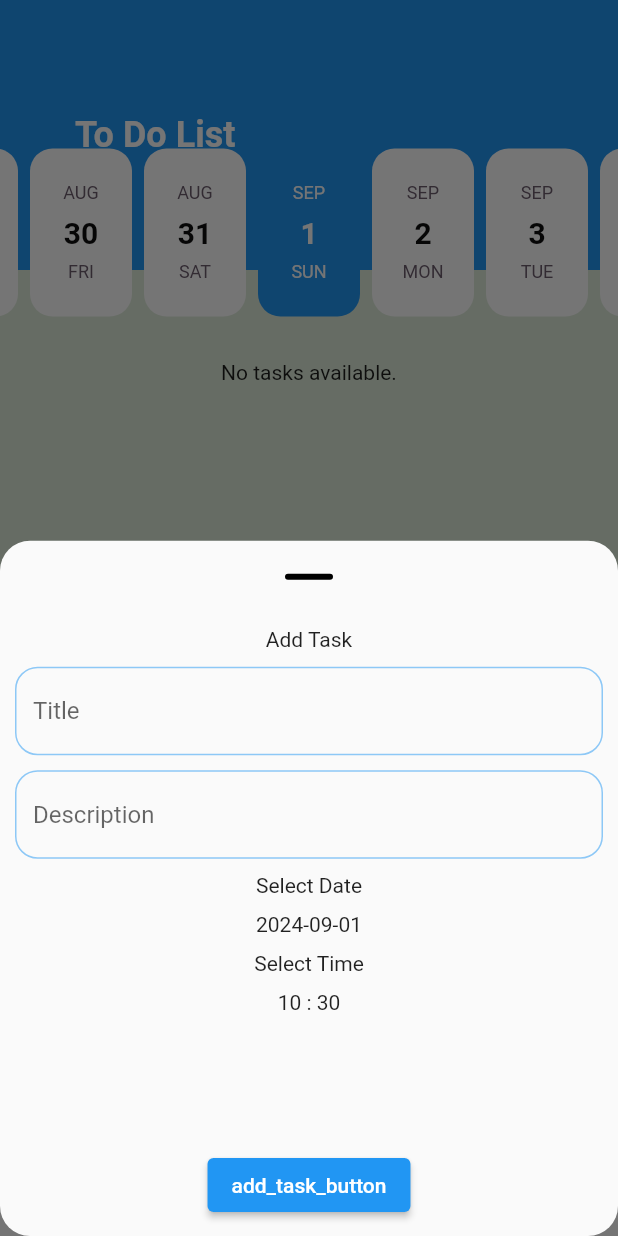
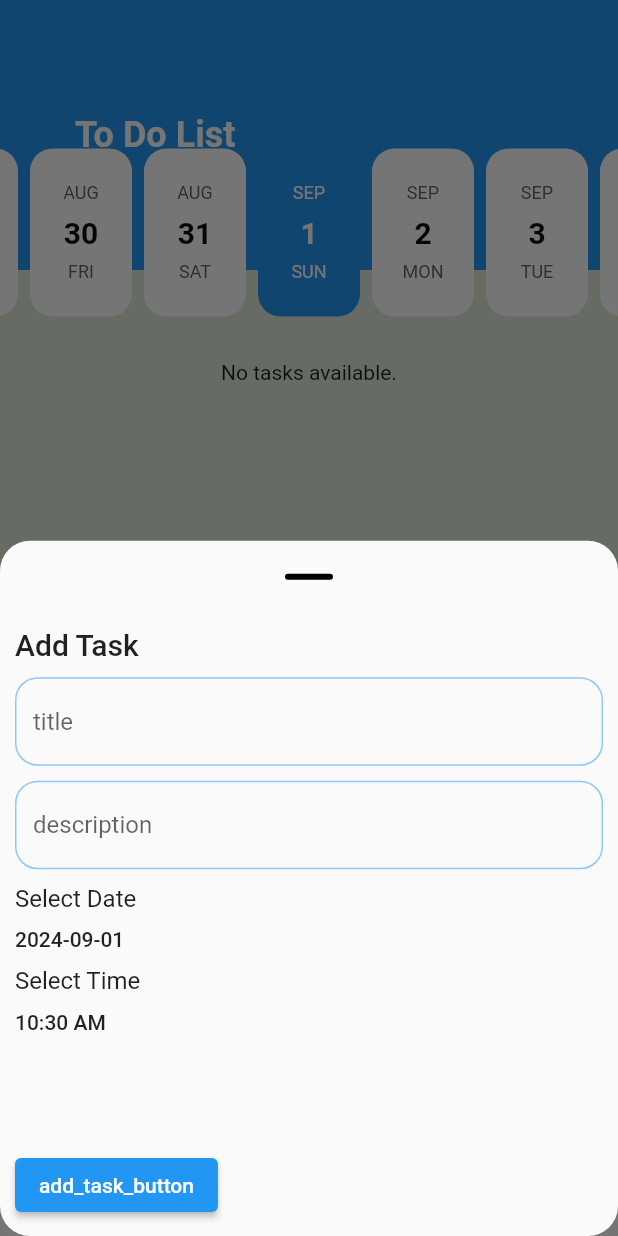
Before and after one commit to YoussefNasserhti/todo, a Flutter app: the LayoutScreen screen opened by its route, after a tap on the "add" icon, on a phone screen of 412 x 824 dp. Run offline on Flutter 3.47's test engine with Material 3 defaults, Android fonts, the phone set to English and light mode, and no system bars; drawn by our look-alikes of easy_date_timeline; our stand-ins replace awesome_snackbar_content, cloud_firestore, easy_localization, firebase_auth, firebase_core, flutter_slidable and 2 more; accounts and stored records are empty; network calls fail.

Commit message:
app edit

```diff
--- a/lib/main.dart
+++ b/lib/main.dart
@@ -24,7 +24,7 @@ void main() async {
     EasyLocalization(
       supportedLocales: [Locale('en'), Locale('ar')],
       path: 'assets/translations',
-      fallbackLocale: Locale('en', 'US'),
+      fallbackLocale: Locale('en'),
       child: const MyApp(),
     ),
   );
--- a/lib/modules/layout/layout.dart
+++ b/lib/modules/layout/layout.dart
@@ -6,37 +6,16 @@ import 'package:easy_localization/easy_localization.dart';
 
 class LayoutScreen extends StatelessWidget {
   static const String routeName = "layoutScreen";
+
   const LayoutScreen({super.key});
 
   @override
   Widget build(BuildContext context) {
     return ChangeNotifierProvider(
       create: (context) => MainProvider()..getUser(),
-      child: Selector<MainProvider, int>(
-        selector: (p0, p1) => p1.selectedIndex,
-        builder: (context, selectedIndex, child) {
-          var provider = Provider.of<MainProvider>(context, listen: false);
-          return Container(
-            // decoration: BoxDecoration(
-            //   gradient:
-            //     LinearGradient(
-            //         begin: Alignment.topCenter,
-            //         end: Alignment.bottomCenter,
-            //         stops: [
-            //           0.0,
-            //           0.2,
-            //           0.2,
-            //           1
-            //         ],
-            //         colors: [
-            //       Colors.blue,
-            //       Colors.blue,
-            //       Colors.white,
-            //       Colors.white,
-            //     ])
-            //
-            // ),
-            child: Scaffold(
+      child: Consumer<MainProvider>(
+        builder: (context, provider, child) {
+          return Scaffold(
             extendBody: true,
             floatingActionButton: FloatingActionButton(
               onPressed: () {
@@ -45,43 +24,45 @@ class LayoutScreen extends StatelessWidget {
                   shape: RoundedRectangleBorder(
                     borderRadius: BorderRadius.circular(20),
                   ),
-                      context: context, builder: (context) {
+                  context: context,
+                  builder: (context) {
                     return ChangeNotifierProvider.value(
                       value: provider,
-                          child: const AddTaskWidget());
-                    },);
+                      child: const AddTaskWidget(),
+                    );
+                  },
+                );
               },
               shape: RoundedRectangleBorder(
                 side: const BorderSide(color: Colors.white, width: 3),
-                      borderRadius: BorderRadius.circular(360)),
-                  child: const Icon(Icons.add)),
-              floatingActionButtonLocation:
-                  FloatingActionButtonLocation.centerDocked,
+                borderRadius: BorderRadius.circular(360),
+              ),
+              child: const Icon(Icons.add),
+            ),
+            floatingActionButtonLocation: FloatingActionButtonLocation.centerDocked,
             bottomNavigationBar: BottomAppBar(
               height: 60,
               shape: const CircularNotchedRectangle(),
               color: Colors.white,
               notchMargin: 10,
-                child: SizedBox(
-                  height: 60,
               child: BottomNavigationBar(
                 onTap: provider.setIndex,
-                    currentIndex: selectedIndex,
+                currentIndex: provider.selectedIndex,
                 backgroundColor: Colors.transparent,
                 elevation: 0,
-                    items: const [
+                items: [
                   BottomNavigationBarItem(
-                          icon: Icon(Icons.menu), label: """
-Tasks"""),
+                    icon: const Icon(Icons.menu),
+                    label: 'tasks'.tr(), // Ensure translation key exists
+                  ),
                   BottomNavigationBarItem(
-                          icon: Icon(Icons.settings), label: '''
-settings''')
+                    icon: const Icon(Icons.settings),
+                    label: 'settings'.tr(), // Ensure translation key exists
+                  ),
                 ],
               ),
             ),
-              ),
-              body: provider.screens[selectedIndex],
-            ),
+            body: provider.screens[provider.selectedIndex],
           );
         },
       ),
--- a/lib/modules/layout/manager/main_provider.dart
+++ b/lib/modules/layout/manager/main_provider.dart
@@ -14,7 +14,8 @@ class MainProvider extends ChangeNotifier {
   DateTime selectedTimeTask = DateTime.now();
   TimeOfDay timeOfDay = TimeOfDay.now();
   List<Widget> screens = [TaskScreen(), SettingsScreen()];
-  List<String> title = ["Tasks".tr(), "Settings".tr()]; // ترجمة العناوين
+  List<String> title = [tr("Tasks"), tr("Settings")]; // ترجمة العناوين
+
   UserModel? user;
 
   TextEditingController titleController = TextEditingController();
@@ -107,12 +108,14 @@ class MainProvider extends ChangeNotifier {
 
   // طرق لضبط اللغة والثيم
   void setLanguage(BuildContext context, String newLanguage) {
+    print('Changing language to: $newLanguage');
     language = newLanguage;
     context.setLocale(Locale(newLanguage)); // تحديث اللغة باستخدام EasyLocalization
     notifyListeners();
   }
 
   void setThemeMode(ThemeMode newMode) {
+    print('Changing theme mode to: $newMode');
     themeMode = newMode;
     notifyListeners();
   }
--- a/lib/modules/layout/pages/task_edit_screen.dart
+++ b/lib/modules/layout/pages/task_edit_screen.dart
@@ -1,7 +1,8 @@
 import 'package:flutter/material.dart';
 import 'package:intl/intl.dart';
 import 'package:todo_4pm/modules/layout/widgets/edit_task_container.dart'; // تأكد من استيراد ملف `EditTaskContainer`
-import 'package:todo_4pm/core/models/task_model.dart'; // تأكد من استيراد ملف `TaskModel`
+import 'package:todo_4pm/core/models/task_model.dart';
+import 'package:easy_localization/easy_localization.dart';// تأكد من استيراد ملف `TaskModel`
 
 class TaskEditScreen extends StatefulWidget {
   final TaskModel task; // تأكد من أن النوع هو TaskModel
--- a/lib/modules/layout/pages/task_screen.dart
+++ b/lib/modules/layout/pages/task_screen.dart
@@ -5,6 +5,7 @@ import 'package:provider/provider.dart';
 import 'package:todo_4pm/core/models/task_model.dart';
 import 'package:todo_4pm/modules/layout/manager/main_provider.dart';
 import 'package:todo_4pm/modules/layout/widgets/task_widget.dart';
+import "package:easy_localization/easy_localization.dart";
 
 class TaskScreen extends StatelessWidget {
   const TaskScreen({super.key});
--- a/lib/modules/layout/widgets/add_task_widget.dart
+++ b/lib/modules/layout/widgets/add_task_widget.dart
@@ -15,11 +15,10 @@ class AddTaskWidget extends StatelessWidget {
         return Container(
           padding: const EdgeInsets.all(10),
           child: Column(
+            crossAxisAlignment: CrossAxisAlignment.start, // Align items to the start
             children: [
-              Text("add_task").tr(), // Translate "Add Task"
-              const SizedBox(
-                height: 10,
-              ),
+              Text("add_task".tr(), style: Theme.of(context).textTheme.headline6), // Translate "Add Task"
+              const SizedBox(height: 10),
               TextField(
                 controller: provider.titleController,
                 decoration: InputDecoration(
@@ -34,9 +33,7 @@ class AddTaskWidget extends StatelessWidget {
                   ),
                 ),
               ),
-              const SizedBox(
-                height: 10,
-              ),
+              const SizedBox(height: 10),
               TextField(
                 controller: provider.descController,
                 decoration: InputDecoration(
@@ -51,13 +48,9 @@ class AddTaskWidget extends StatelessWidget {
                   ),
                 ),
               ),
-              const SizedBox(
-                height: 10,
-              ),
-              Text("select_date").tr(), // Translate "Select Date"
-              const SizedBox(
-                height: 10,
-              ),
+              const SizedBox(height: 10),
+              Text("select_date".tr(), style: Theme.of(context).textTheme.subtitle1), // Translate "Select Date"
+              const SizedBox(height: 10),
               GestureDetector(
                 onTap: () {
                   showDatePicker(
@@ -66,31 +59,33 @@ class AddTaskWidget extends StatelessWidget {
                     initialDate: provider.selectedTimeTask,
                     lastDate: DateTime.now().add(const Duration(days: 365)),
                   ).then((value) {
-                    provider.setTimeTask(value!);
+                    if (value != null) {
+                      provider.setTimeTask(value);
+                    }
                   });
                 },
                 child: Text(
-                  provider.selectedTimeTask.toString().substring(0, 10),
+                  "${provider.selectedTimeTask.toLocal()}".split(' ')[0], // Format date
+                  style: Theme.of(context).textTheme.bodyText1,
                 ),
               ),
-              const SizedBox(
-                height: 10,
-              ),
-              Text("select_time").tr(), // Translate "Select Time"
-              const SizedBox(
-                height: 10,
-              ),
+              const SizedBox(height: 10),
+              Text("select_time".tr(), style: Theme.of(context).textTheme.subtitle1), // Translate "Select Time"
+              const SizedBox(height: 10),
               GestureDetector(
                 onTap: () {
                   showTimePicker(
                     context: context,
                     initialTime: provider.timeOfDay,
                   ).then((value) {
-                    provider.setTime(value!);
+                    if (value != null) {
+                      provider.setTime(value);
+                    }
                   });
                 },
                 child: Text(
-                  "${provider.timeOfDay.hour} : ${provider.timeOfDay.minute}",
+                  "${provider.timeOfDay.format(context)}", // Format time
+                  style: Theme.of(context).textTheme.bodyText1,
                 ),
               ),
               const Spacer(),
@@ -100,7 +95,7 @@ class AddTaskWidget extends StatelessWidget {
                   Navigator.pop(context);
                 },
                 child: Text("add_task_button".tr()), // Translate "Add Task"
-              )
+              ),
             ],
           ),
         );
--- a/lib/modules/layout/widgets/task_edit_screen.dart
+++ b/lib/modules/layout/widgets/task_edit_screen.dart
@@ -45,7 +45,7 @@ class _TaskEditScreenState extends State<TaskEditScreen> {
     widget.task.desc = _detailsController.text;
     widget.task.date = _selectedDate?.millisecondsSinceEpoch ?? 0;
 
-    // Navigate back to the task screen with the updated task
+    // Navigate back to the previous screen with the updated task
     Navigator.pop(context, widget.task);
   }
 
@@ -60,7 +60,7 @@ class _TaskEditScreenState extends State<TaskEditScreen> {
   Widget build(BuildContext context) {
     return Scaffold(
       appBar: AppBar(
-        title: Text('edit task').tr(),
+        title: Text('edit_task').tr(), // Ensure the translation key is present
         actions: [
           IconButton(
             icon: Icon(Icons.save),
--- a/pubspec.yaml
+++ b/pubspec.yaml
@@ -77,6 +77,8 @@ flutter:
     - assets/images/
     - assets/logo/
     - assets/translations/
+    - assets/translations/ar.json
+    - assets/translations/en.json
   #   - images/a_dot_burr.jpeg
   #   - images/a_dot_ham.jpeg
 
```
Also changed, not shown: assets/translations/ar.json (+40 -11 lines), assets/translations/en.json (+33 -8 lines), lib/modules/layout/pages/settings_screen.dart (+8 -8 lines), lib/modules/layout/widgets/edit_task_container.dart (+21 -11 lines), lib/modules/layout/widgets/task_widget.dart (+30 -9 lines). Lines whose indentation alone changed are shown as unchanged.
